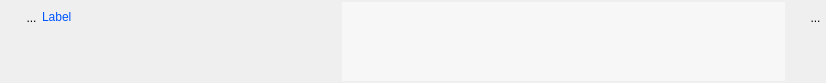
The window that UiQT4/desWidgetPlusieursInto.ui (SalomePlatform/eficas_tools) describes before a commit, drawn with Qt 5.
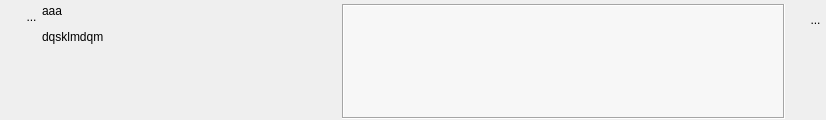
The same window after the commit. Icons and pictures are not drawn. Custom widgets are drawn as their Qt base class.

What changed in the file:
```diff
--- a/UiQT4/desWidgetPlusieursInto.ui
+++ b/UiQT4/desWidgetPlusieursInto.ui
@@ -7,7 +7,7 @@
     <x>0</x>
     <y>0</y>
     <width>826</width>
-    <height>83</height>
+    <height>120</height>
    </rect>
   </property>
   <property name="sizePolicy">
@@ -25,7 +25,7 @@
   <property name="windowTitle">
    <string>Form</string>
   </property>
-  <layout class="QHBoxLayout" name="horizontalLayout_3">
+  <layout class="QHBoxLayout" name="horizontalLayout_2">
    <property name="spacing">
     <number>0</number>
    </property>
@@ -33,21 +33,16 @@
     <number>0</number>
    </property>
    <property name="topMargin">
-    <number>2</number>
+    <number>4</number>
    </property>
    <property name="rightMargin">
     <number>0</number>
    </property>
    <property name="bottomMargin">
-    <number>2</number>
+    <number>1</number>
    </property>
    <item>
-    <layout class="QVBoxLayout" name="verticalLayout_3">
-     <property name="spacing">
-      <number>0</number>
-     </property>
-     <item>
-      <layout class="QHBoxLayout" name="horizontalLayout_2">
+    <layout class="QVBoxLayout" name="verticalLayout_2">
        <property name="spacing">
         <number>0</number>
        </property>
@@ -56,6 +51,9 @@
          <property name="spacing">
           <number>0</number>
          </property>
+       <property name="sizeConstraint">
+        <enum>QLayout::SetFixedSize</enum>
+       </property>
          <item>
           <spacer name="horizontalSpacer_3">
            <property name="orientation">
@@ -77,15 +75,18 @@
            <property name="minimumSize">
             <size>
              <width>21</width>
-             <height>31</height>
+           <height>25</height>
             </size>
            </property>
            <property name="maximumSize">
             <size>
              <width>21</width>
-             <height>35</height>
-            </size>
-           </property>
+           <height>25</height>
+          </size>
+         </property>
+         <property name="focusPolicy">
+          <enum>Qt::ClickFocus</enum>
+         </property>
            <property name="toolTip">
             <string>affiche le rapport de validation du mot-clef</string>
            </property>
@@ -101,18 +102,33 @@
            </property>
            <property name="iconSize">
             <size>
-             <width>32</width>
-             <height>32</height>
+           <width>25</width>
+           <height>25</height>
             </size>
            </property>
           </widget>
+       </item>
+      </layout>
+     </item>
+     <item>
+      <spacer name="verticalSpacer">
+       <property name="orientation">
+        <enum>Qt::Vertical</enum>
+       </property>
+       <property name="sizeHint" stdset="0">
+        <size>
+         <width>20</width>
+         <height>5</height>
+        </size>
+       </property>
+      </spacer>
          </item>
         </layout>
        </item>
        <item>
         <widget class="MonLabelClic" name="label">
          <property name="sizePolicy">
-          <sizepolicy hsizetype="Fixed" vsizetype="Fixed">
+      <sizepolicy hsizetype="Fixed" vsizetype="Preferred">
            <horstretch>0</horstretch>
            <verstretch>0</verstretch>
           </sizepolicy>
@@ -120,7 +136,7 @@
          <property name="minimumSize">
           <size>
            <width>300</width>
-           <height>24</height>
+       <height>25</height>
           </size>
          </property>
          <property name="maximumSize">
@@ -133,26 +149,15 @@
           <enum>QFrame::NoFrame</enum>
          </property>
          <property name="text">
-          <string>&lt;html&gt;&lt;head/&gt;&lt;body&gt;&lt;p&gt;&lt;span style=&quot; color:#0055ff;&quot;&gt;Label&lt;/span&gt;&lt;/p&gt;&lt;/body&gt;&lt;/html&gt;</string>
-         </property>
-        </widget>
-       </item>
-      </layout>
-     </item>
-     <item>
-      <spacer name="verticalSpacer">
-       <property name="orientation">
-        <enum>Qt::Vertical</enum>
-       </property>
-       <property name="sizeHint" stdset="0">
-        <size>
-         <width>20</width>
-         <height>5</height>
-        </size>
-       </property>
-      </spacer>
-     </item>
-    </layout>
+      <string>&lt;html&gt;&lt;head/&gt;&lt;body&gt;&lt;p&gt;aaa&lt;/p&gt;&lt;p&gt;dqsklmdqm&lt;/p&gt;&lt;/body&gt;&lt;/html&gt;</string>
+     </property>
+     <property name="scaledContents">
+      <bool>false</bool>
+     </property>
+     <property name="alignment">
+      <set>Qt::AlignLeading|Qt::AlignLeft|Qt::AlignTop</set>
+     </property>
+    </widget>
    </item>
    <item>
     <widget class="QScrollArea" name="scrollArea">
@@ -166,10 +171,10 @@
       <string notr="true">background : rgb(247,247,247)</string>
      </property>
      <property name="frameShape">
-      <enum>QFrame::NoFrame</enum>
+      <enum>QFrame::Box</enum>
      </property>
      <property name="lineWidth">
-      <number>0</number>
+      <number>1</number>
      </property>
      <property name="widgetResizable">
       <bool>true</bool>
@@ -183,7 +188,7 @@
         <x>0</x>
         <y>0</y>
         <width>435</width>
-        <height>79</height>
+        <height>113</height>
        </rect>
       </property>
       <property name="sizePolicy">
```
Left out of the diff: 4 changed lines with no effect on the pictures. Lines whose indentation alone changed are shown as unchanged.
